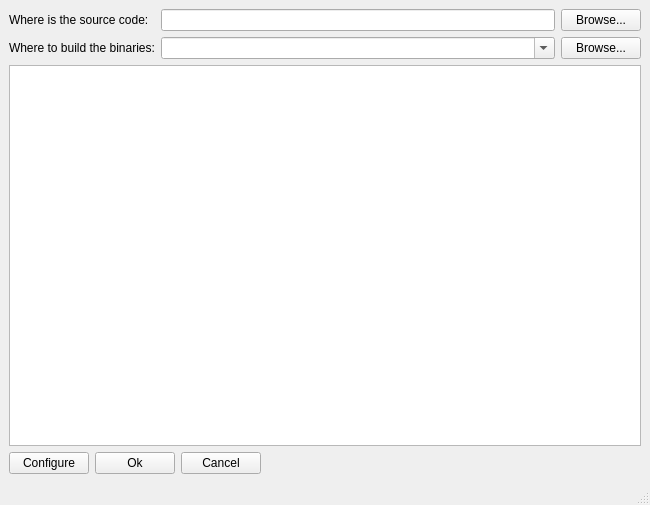
Old version of the form Source/QtDialog/CMakeSetupDialog.ui in the repository Kitware/CMake.
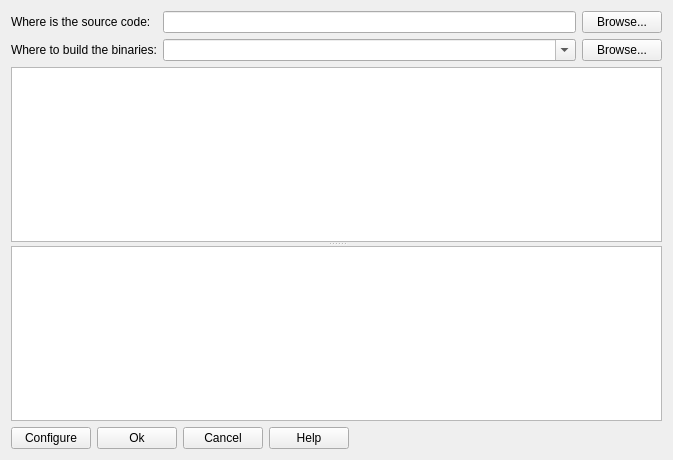
New version of the form. Icons and pictures are not drawn. Custom widgets are drawn as their Qt base class.

Commit message: ENH:  Add interrupt button near progress bar.       Implement help button.       Implement cancel button.       Add scrollable output window.       Replace ON/OFF & combobox editors with checkboxes.       Tab/backtab in cache table jumps between values (not names and values)       Add tooltips to show help strings.       Add application icon and qtmain for Windows.

```diff
--- a/Source/QtDialog/CMakeSetupDialog.ui
+++ b/Source/QtDialog/CMakeSetupDialog.ui
@@ -1,21 +1,14 @@
 <ui version="4.0" >
  <class>CMakeSetupDialog</class>
- <widget class="QMainWindow" name="CMakeSetupDialog" >
+ <widget class="QWidget" name="CMakeSetupDialog" >
   <property name="geometry" >
    <rect>
     <x>0</x>
     <y>0</y>
-    <width>650</width>
-    <height>505</height>
+    <width>673</width>
+    <height>460</height>
    </rect>
   </property>
-  <property name="windowTitle" >
-   <string>CMakeSetup</string>
-  </property>
-  <property name="windowIcon" >
-   <iconset resource="CMakeSetup.qrc" >:/Icons/CMakeSetupDialog.png</iconset>
-  </property>
-  <widget class="QWidget" name="centralwidget" >
    <layout class="QGridLayout" >
     <item row="0" column="0" >
      <widget class="QFrame" name="frame" >
@@ -25,7 +18,7 @@
       <property name="frameShadow" >
        <enum>QFrame::Raised</enum>
       </property>
-      <layout class="QGridLayout" >
+     <layout class="QVBoxLayout" >
        <property name="leftMargin" >
         <number>0</number>
        </property>
@@ -38,6 +31,8 @@
        <property name="bottomMargin" >
         <number>0</number>
        </property>
+      <item>
+       <layout class="QGridLayout" >
        <item row="0" column="0" >
         <widget class="QLabel" name="label" >
          <property name="text" >
@@ -76,7 +71,13 @@
          </property>
         </widget>
        </item>
-       <item row="2" column="0" colspan="3" >
+       </layout>
+      </item>
+      <item>
+       <widget class="QSplitter" name="splitter" >
+        <property name="orientation" >
+         <enum>Qt::Vertical</enum>
+        </property>
         <widget class="QCMakeCacheView" name="CacheValues" >
          <property name="alternatingRowColors" >
           <bool>true</bool>
@@ -85,30 +86,46 @@
           <enum>QAbstractItemView::SelectRows</enum>
          </property>
         </widget>
-       </item>
-       <item row="3" column="0" colspan="3" >
+        <widget class="QTextEdit" name="Output" >
+         <property name="lineWrapMode" >
+          <enum>QTextEdit::NoWrap</enum>
+         </property>
+         <property name="readOnly" >
+          <bool>true</bool>
+         </property>
+        </widget>
+       </widget>
+      </item>
+      <item>
         <layout class="QHBoxLayout" >
          <item>
-          <widget class="QPushButton" name="configureButton" >
+         <widget class="QPushButton" name="ConfigureButton" >
            <property name="text" >
             <string>Configure</string>
            </property>
           </widget>
          </item>
          <item>
-          <widget class="QPushButton" name="generateButton" >
+         <widget class="QPushButton" name="GenerateButton" >
            <property name="text" >
             <string>Ok</string>
            </property>
           </widget>
          </item>
          <item>
-          <widget class="QPushButton" name="cancelButton" >
+         <widget class="QPushButton" name="CancelButton" >
            <property name="text" >
             <string>Cancel</string>
            </property>
           </widget>
          </item>
+        <item>
+         <widget class="QPushButton" name="HelpButton" >
+          <property name="text" >
+           <string>Help</string>
+          </property>
+         </widget>
+        </item>
          <item>
           <spacer>
            <property name="orientation" >
@@ -128,18 +145,6 @@
      </widget>
     </item>
    </layout>
-  </widget>
-  <widget class="QMenuBar" name="menubar" >
-   <property name="geometry" >
-    <rect>
-     <x>0</x>
-     <y>0</y>
-     <width>650</width>
-     <height>29</height>
-    </rect>
-   </property>
-  </widget>
-  <widget class="QStatusBar" name="statusbar" />
  </widget>
  <customwidgets>
   <customwidget>
```
Lines whose indentation alone changed are shown as unchanged. The commit also changes 12 other files.
